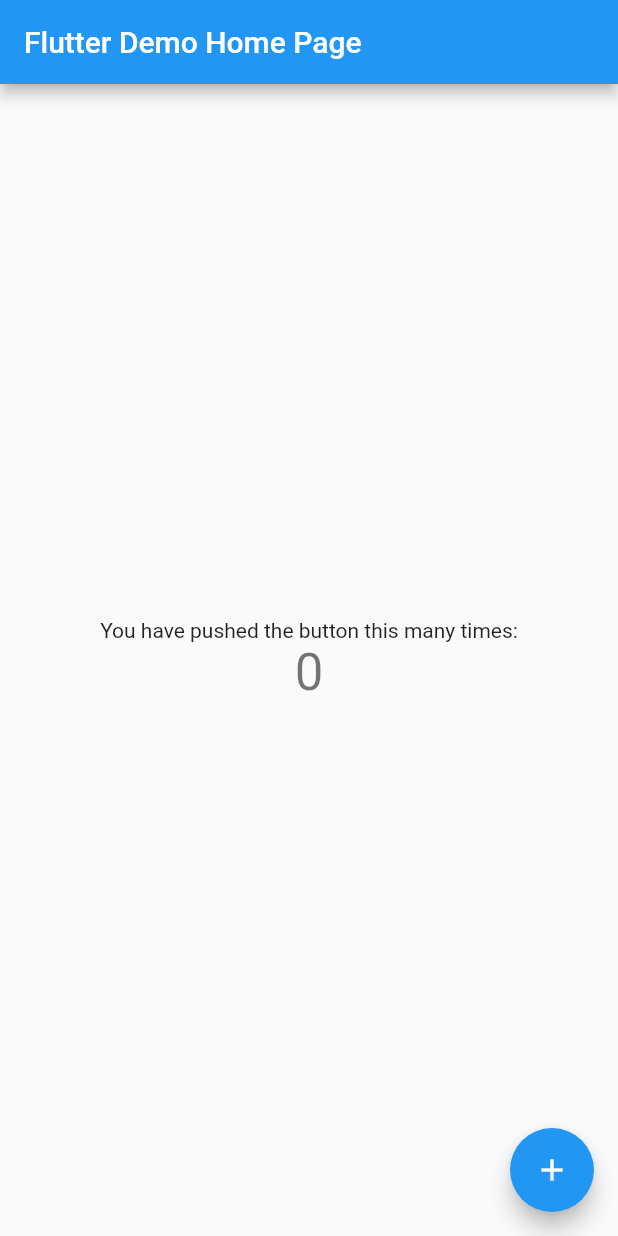
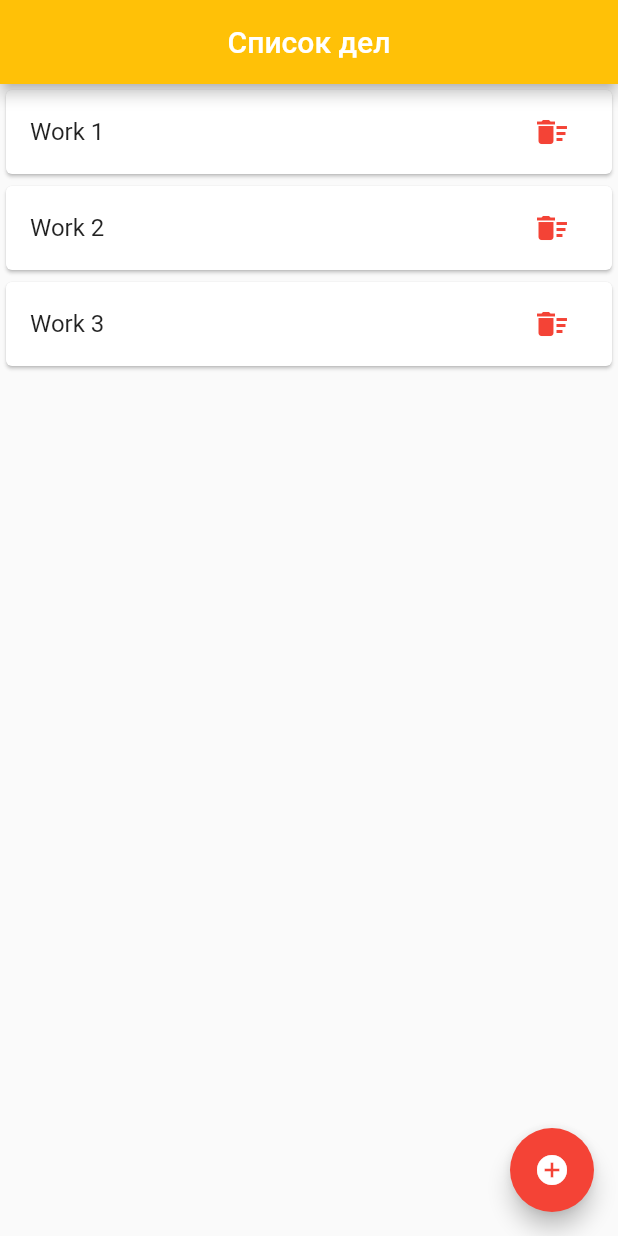
Before and after one commit to Andrei200123/work_list, a Flutter app: the screen it shows after launch, on a phone screen of 412 x 824 dp. Run offline on Flutter 3.47's test engine with Material 2 defaults, Android fonts, the phone set to English and light mode, and no system bars.

Commit message:
Реализован список, редактирование элементов

```diff
--- a/lib/main.dart
+++ b/lib/main.dart
@@ -1,115 +1,11 @@
 import 'package:flutter/material.dart';
+import 'package:work_list/pages/home.dart';
 
 void main() {
-  runApp(const MyApp());
+  runApp(MaterialApp(
+    theme: ThemeData(
+      primaryColor: Colors.amber
+    ),
+    home: Home(),
+  ));
 }
-
-class MyApp extends StatelessWidget {
-  const MyApp({Key? key}) : super(key: key);
-
-  // This widget is the root of your application.
-  @override
-  Widget build(BuildContext context) {
-    return MaterialApp(
-      title: 'Flutter Demo',
-      theme: ThemeData(
-        // This is the theme of your application.
-        //
-        // Try running your application with "flutter run". You'll see the
-        // application has a blue toolbar. Then, without quitting the app, try
-        // changing the primarySwatch below to Colors.green and then invoke
-        // "hot reload" (press "r" in the console where you ran "flutter run",
-        // or simply save your changes to "hot reload" in a Flutter IDE).
-        // Notice that the counter didn't reset back to zero; the application
-        // is not restarted.
-        primarySwatch: Colors.blue,
-      ),
-      home: const MyHomePage(title: 'Flutter Demo Home Page'),
-    );
-  }
-}
-
-class MyHomePage extends StatefulWidget {
-  const MyHomePage({Key? key, required this.title}) : super(key: key);
-
-  // This widget is the home page of your application. It is stateful, meaning
-  // that it has a State object (defined below) that contains fields that affect
-  // how it looks.
-
-  // This class is the configuration for the state. It holds the values (in this
-  // case the title) provided by the parent (in this case the App widget) and
-  // used by the build method of the State. Fields in a Widget subclass are
-  // always marked "final".
-
-  final String title;
-
-  @override
-  State<MyHomePage> createState() => _MyHomePageState();
-}
-
-class _MyHomePageState extends State<MyHomePage> {
-  int _counter = 0;
-
-  void _incrementCounter() {
-    setState(() {
-      // This call to setState tells the Flutter framework that something has
-      // changed in this State, which causes it to rerun the build method below
-      // so that the display can reflect the updated values. If we changed
-      // _counter without calling setState(), then the build method would not be
-      // called again, and so nothing would appear to happen.
-      _counter++;
-    });
-  }
-
-  @override
-  Widget build(BuildContext context) {
-    // This method is rerun every time setState is called, for instance as done
-    // by the _incrementCounter method above.
-    //
-    // The Flutter framework has been optimized to make rerunning build methods
-    // fast, so that you can just rebuild anything that needs updating rather
-    // than having to individually change instances of widgets.
-    return Scaffold(
-      appBar: AppBar(
-        // Here we take the value from the MyHomePage object that was created by
-        // the App.build method, and use it to set our appbar title.
-        title: Text(widget.title),
-      ),
-      body: Center(
-        // Center is a layout widget. It takes a single child and positions it
-        // in the middle of the parent.
-        child: Column(
-          // Column is also a layout widget. It takes a list of children and
-          // arranges them vertically. By default, it sizes itself to fit its
-          // children horizontally, and tries to be as tall as its parent.
-          //
-          // Invoke "debug painting" (press "p" in the console, choose the
-          // "Toggle Debug Paint" action from the Flutter Inspector in Android
-          // Studio, or the "Toggle Debug Paint" command in Visual Studio Code)
-          // to see the wireframe for each widget.
-          //
-          // Column has various properties to control how it sizes itself and
-          // how it positions its children. Here we use mainAxisAlignment to
-          // center the children vertically; the main axis here is the vertical
-          // axis because Columns are vertical (the cross axis would be
-          // horizontal).
-          mainAxisAlignment: MainAxisAlignment.center,
-          children: <Widget>[
-            const Text(
-              'You have pushed the button this many times:',
-            ),
-            Text(
-              '$_counter',
-              style: Theme.of(context).textTheme.headline4,
-            ),
-          ],
-        ),
-      ),
-      floatingActionButton: FloatingActionButton(
-        onPressed: _incrementCounter,
-        tooltip: 'Increment',
-        child: const Icon(Icons.add),
-      ), // This trailing comma makes auto-formatting nicer for build methods.
-    );
-  }
-}
--- /dev/null
+++ b/lib/pages/home.dart
@@ -0,0 +1,84 @@
+import 'package:flutter/material.dart';
+
+class Home extends StatefulWidget {
+  const Home({Key? key}) : super(key: key);
+
+  @override
+  State<Home> createState() => _HomeState();
+}
+
+class _HomeState extends State<Home> {
+  List WorkList = [];
+  String WorkElement = '';
+
+  @override
+  void initState() {
+    super.initState();
+    WorkList.addAll(['Work 1', 'Work 2', 'Work 3']);
+  }
+
+  @override
+  Widget build(BuildContext context) {
+    return Scaffold(
+      appBar: AppBar(
+        backgroundColor: Colors.amber,
+        title: Text('Список дел'),
+        centerTitle: true,
+      ),
+      body: ListView.builder(
+          itemCount: WorkList.length,
+          itemBuilder: (BuildContext context, int index) {
+            return Dismissible(
+              key: Key(WorkList[index]),
+              child: Card(
+                child: ListTile(
+                  title: Text(WorkList[index]),
+                  trailing: IconButton(
+                    icon: Icon(
+                      Icons.delete_sweep,
+                      color: Colors.red,
+                    ),
+                    onPressed: () {
+                      WorkList.removeAt(index);
+                    },
+                  ),
+                ),
+              ),
+              onDismissed: (direction) {
+                setState(() {
+                  WorkList.removeAt(index);
+                });
+              },
+            );
+          }),
+      floatingActionButton: FloatingActionButton(
+        backgroundColor: Colors.red,
+        onPressed: () {
+          showDialog(
+              context: context,
+              builder: (BuildContext context) {
+                return AlertDialog(
+                    title: Text('Добавить херню!'),
+                    content: TextField(
+                      onChanged: (String value) {
+                        setState(() {
+                          WorkElement = value;
+                        });
+                      },
+                    ),
+                  actions: [ElevatedButton(onPressed: () {
+                    setState(() {
+                      WorkList.add(WorkElement);
+                    });
+                    Navigator.of(context).pop();
+                  }, child: Text("Сейв"))],
+                );
+              });
+        },
+        child: const Icon(
+          Icons.add_circle,
+        ),
+      ),
+    );
+  }
+}
```
Also changed, not shown: 1 other file.
